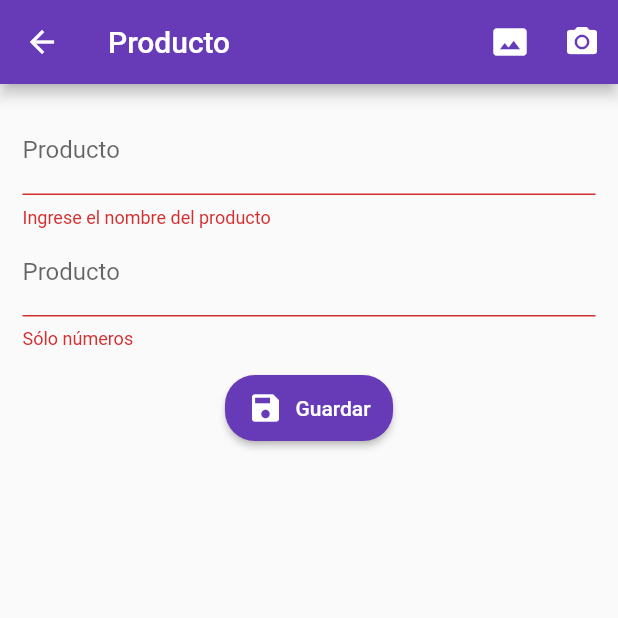
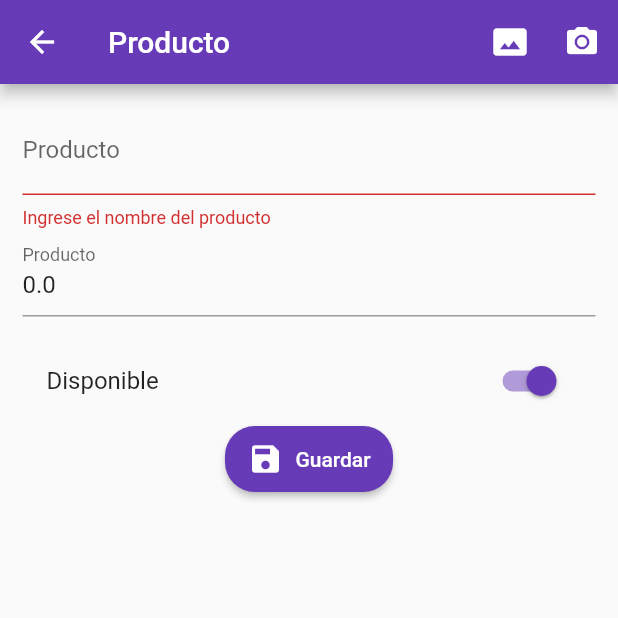
Before and after one commit to oscarlolero/eccomerce_app, a Flutter app: the ProductPage screen opened by its route, after a tap on "Guardar", on a phone screen of 412 x 824 dp, the top half of it. Run offline on Flutter 3.47's test engine with Material 2 defaults, Android fonts, the phone set to English and light mode, and no system bars; our stand-ins replace rxdart.

Commit message:
Form with product model connection

```diff
--- a/lib/src/pages/product_page.dart
+++ b/lib/src/pages/product_page.dart
@@ -1,5 +1,6 @@
 import 'package:flutter/cupertino.dart';
 import 'package:flutter/material.dart';
+import 'package:form_validation/src/models/product_model.dart';
 import 'package:form_validation/src/utils/utils.dart' as utils;
 
 class ProductPage extends StatefulWidget {
@@ -9,6 +10,8 @@ class ProductPage extends StatefulWidget {
 
 class _ProductPageState extends State<ProductPage> {
   final formKey = GlobalKey<FormState>();
+
+  ProductModel product = new ProductModel();
 
   @override
   Widget build(BuildContext context) {
@@ -31,6 +34,7 @@ class _ProductPageState extends State<ProductPage> {
                 _buildName(),
                 _buildPrice(),
                 SizedBox(height: 15),
+                _buildIsAvailable(),
                 _buildSubmitButton(),
               ],
             ),
@@ -42,10 +46,13 @@ class _ProductPageState extends State<ProductPage> {
 
   Widget _buildName() {
     return TextFormField(
+      initialValue: product.title,
       textCapitalization: TextCapitalization.sentences,
       decoration: InputDecoration(labelText: 'Producto'),
+      //se ejecuta despues de validar el campo
+      onSaved: (value) => product.title = value,
       validator: (value) {
-        if(value.length < 5) {
+        if (value.length < 5) {
           return 'Ingrese el nombre del producto';
         } else {
           return null;
@@ -56,10 +63,12 @@ class _ProductPageState extends State<ProductPage> {
 
   Widget _buildPrice() {
     return TextFormField(
+      initialValue: product.value.toString(),
       keyboardType: TextInputType.numberWithOptions(),
       decoration: InputDecoration(labelText: 'Producto'),
+      onSaved: (val) => product.value = double.parse(val),
       validator: (value) {
-        if(utils.isNumeric(value)) {
+        if (utils.isNumeric(value)) {
           return null;
         } else {
           return 'Sólo números';
@@ -83,7 +92,23 @@ class _ProductPageState extends State<ProductPage> {
   }
 
   void _submit() {
-    if(!formKey.currentState.validate()) return;
-    print('ok');
+    if (!formKey.currentState.validate()) return;
+
+    formKey.currentState.save();
+
+    print(product.title);
+    print(product.value);
+    print(product.available);
+  }
+
+  Widget _buildIsAvailable() {
+    return SwitchListTile(
+      title: Text('Disponible'),
+      value: product.available,
+      activeColor: Colors.deepPurple,
+      onChanged: (val) => setState(() {
+        product.available = val;
+      }),
+    );
   }
 }
```
